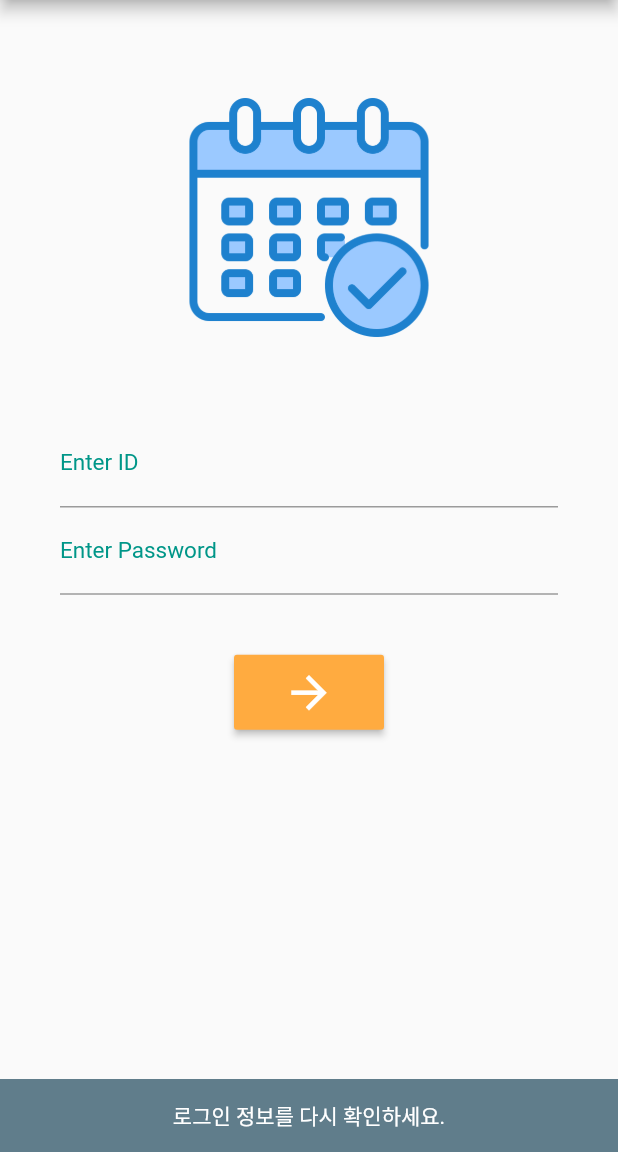
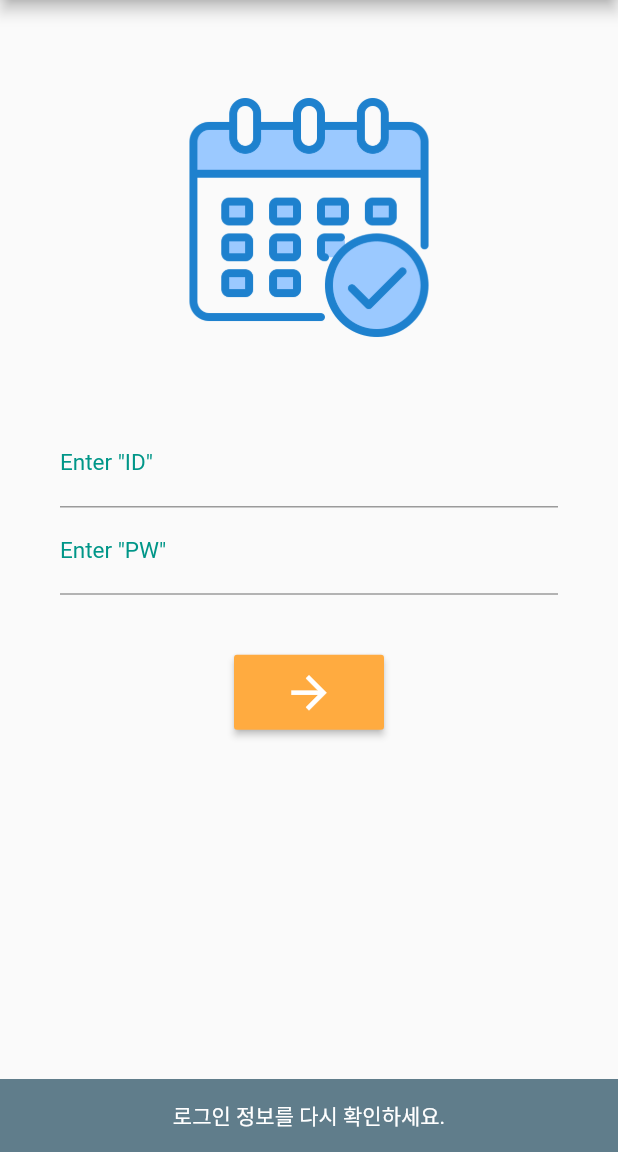
Before and after one commit to ksmlucky/login_dice, a Flutter app: the screen it shows after launch, after a tap on the "arrow forward" icon, on a phone screen of 412 x 824 dp, the part 84-1236 px from its top. Run offline on Flutter 3.47's test engine with Material 2 defaults, Android fonts, the phone set to English and light mode, and no system bars.

```diff
--- a/lib/main.dart
+++ b/lib/main.dart
@@ -38,7 +38,11 @@ class _LogInState extends State<LogIn> {
       ),
       body: Builder(
         builder: (context) {
-          return SingleChildScrollView(
+          return GestureDetector(
+            onTap: (){
+              FocusScope.of(context).unfocus();
+            },
+            child: SingleChildScrollView(
               child: Column(
                 children: [
                   Padding(padding: EdgeInsets.only(top: 50)),
@@ -65,14 +69,15 @@ class _LogInState extends State<LogIn> {
                         child: Column(
                           children: [
                             TextField(
+                              // autofocus: true,
                               controller: controllerID,
-                            decoration: InputDecoration(labelText: 'Enter ID'),
+                              decoration: InputDecoration(labelText: 'Enter "ID"'),
                               keyboardType: TextInputType.emailAddress,
                             ),
                             TextField(
                               controller: controllerPW,
                               decoration:
-                                InputDecoration(labelText: 'Enter Password'),
+                                  InputDecoration(labelText: 'Enter "PW"'),
                               keyboardType: TextInputType.text,
                               obscureText: true,
                             ),
@@ -91,17 +96,17 @@ class _LogInState extends State<LogIn> {
                                 ),
                                 onPressed: () {
                                   if (controllerID.text == 'ID' &&
-                                    controllerPW == 'PW') {
+                                      controllerPW.text == 'PW') {
                                     Navigator.push(
                                         context,
                                         MaterialPageRoute(
                                             builder: (BuildContext context) =>
                                                 Dice()));
-                                } else if (controllerID == 'ID' &&
-                                    controllerPW != 'PW') {
+                                  } else if (controllerID.text == 'ID' &&
+                                      controllerPW.text != 'PW') {
                                     showSnackBar2(context);
-                                } else if (controllerID != 'ID' &&
-                                    controllerPW == 'PW') {
+                                  } else if (controllerID.text != 'ID' &&
+                                      controllerPW.text == 'PW') {
                                     showSnackBar3(context);
                                   } else {
                                     showSnackBar(context);
@@ -115,6 +120,7 @@ class _LogInState extends State<LogIn> {
                     ),
                   ),
                 ],
+              ),
             ),
           );
         },
```
Lines whose indentation alone changed are shown as unchanged.
